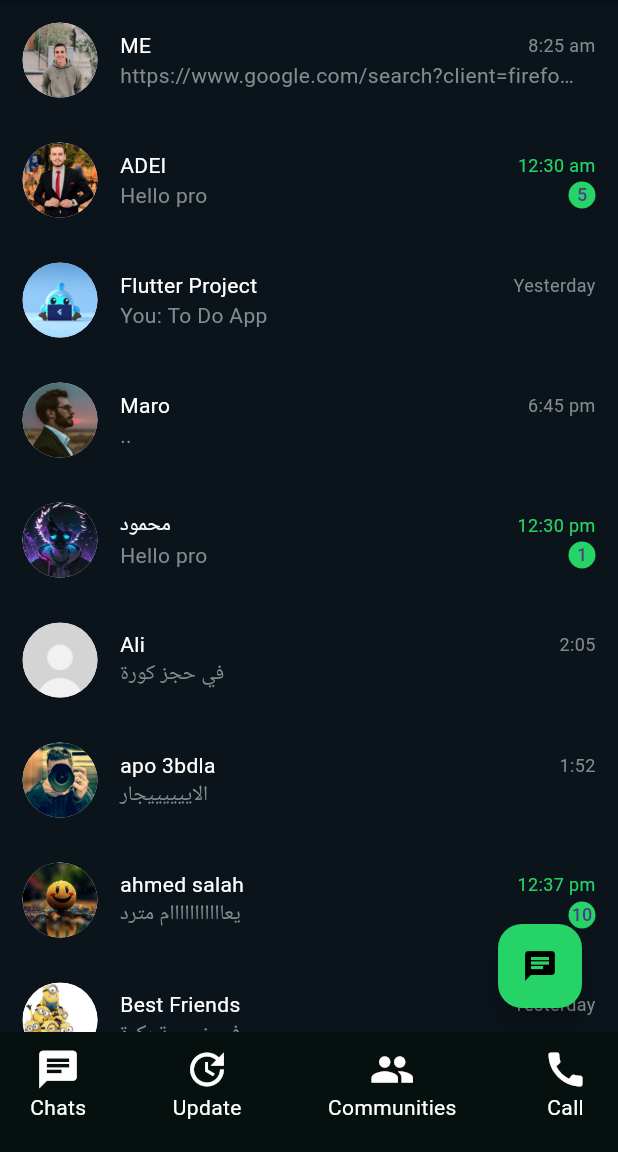
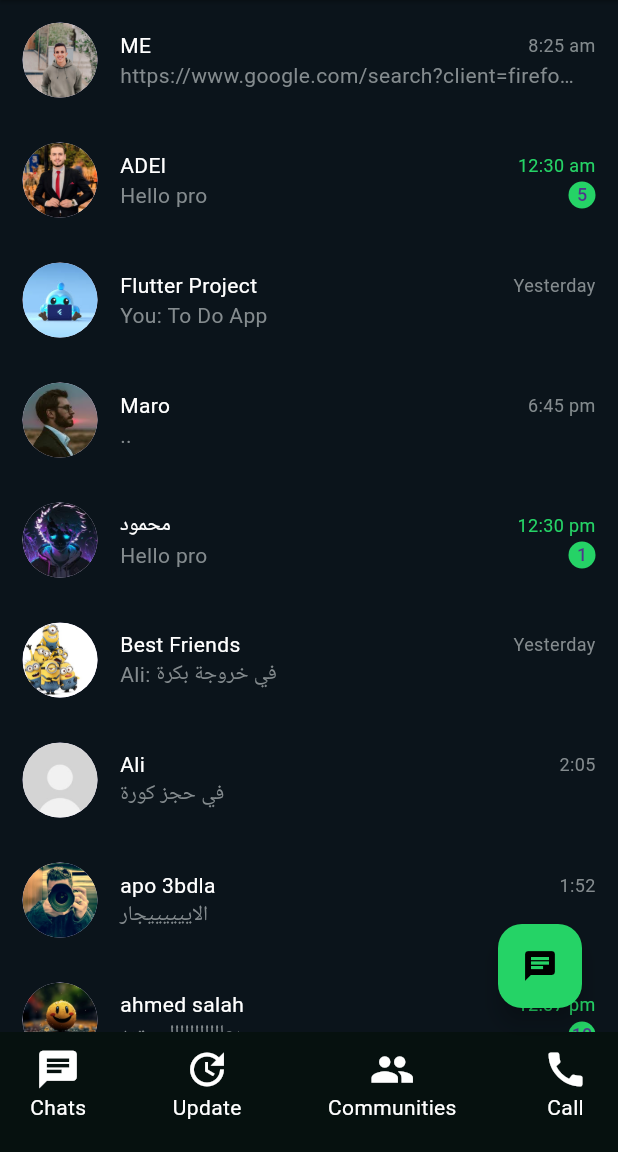
Before and after one commit to A7MADTANTAWY/Whatsapp-UI-Clone, a Flutter app: the screen it shows after launch, on a phone screen of 412 x 824 dp, the part 84-1236 px from its top. Run offline on Flutter 3.47's test engine with Material 3 defaults, Android fonts, the phone set to English and light mode, and no system bars.

Commit message:
some changes

```diff
--- a/lib/views/home_page.dart
+++ b/lib/views/home_page.dart
@@ -39,6 +39,11 @@ class HomePage extends StatelessWidget {
           num: '1',
         )),
     ListItemsModel(
+        image: 'assets/8.jpg',
+        name: 'Best Friends',
+        message: 'Ali: في خروجة بكرة',
+        time: 'Yesterday'),
+    ListItemsModel(
         image: 'assets/3.jpg',
         name: 'Ali',
         message: 'في حجز كورة',
@@ -56,11 +61,6 @@ class HomePage extends StatelessWidget {
         greeenicon: Greenicon(
           num: '10',
         )),
-    ListItemsModel(
-        image: 'assets/8.jpg',
-        name: 'Best Friends',
-        message: 'في خروجة بكرة',
-        time: 'Yesterday'),
   ];
   HomePage({super.key});
 
```
